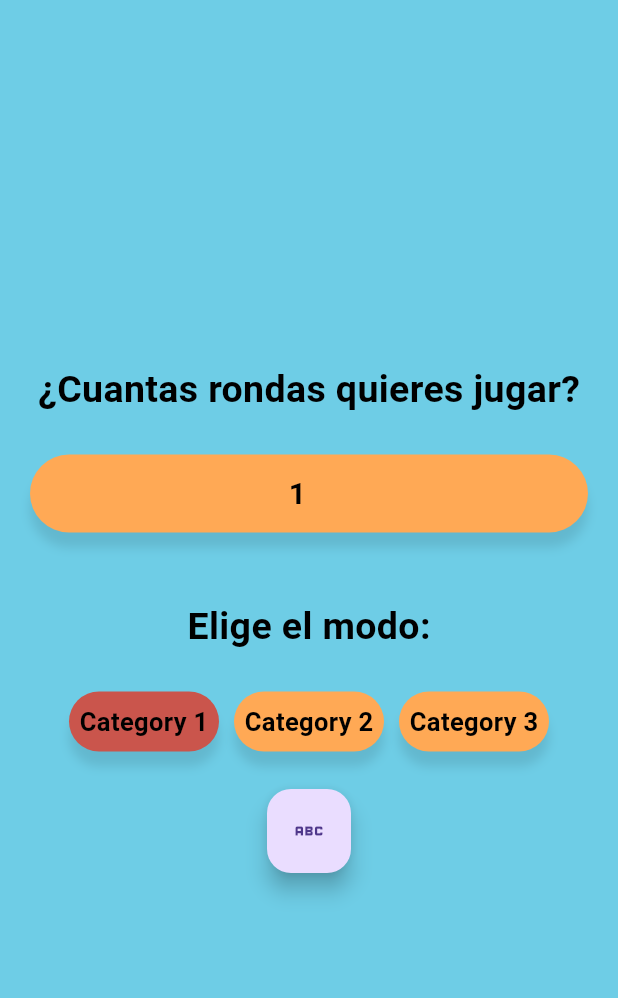
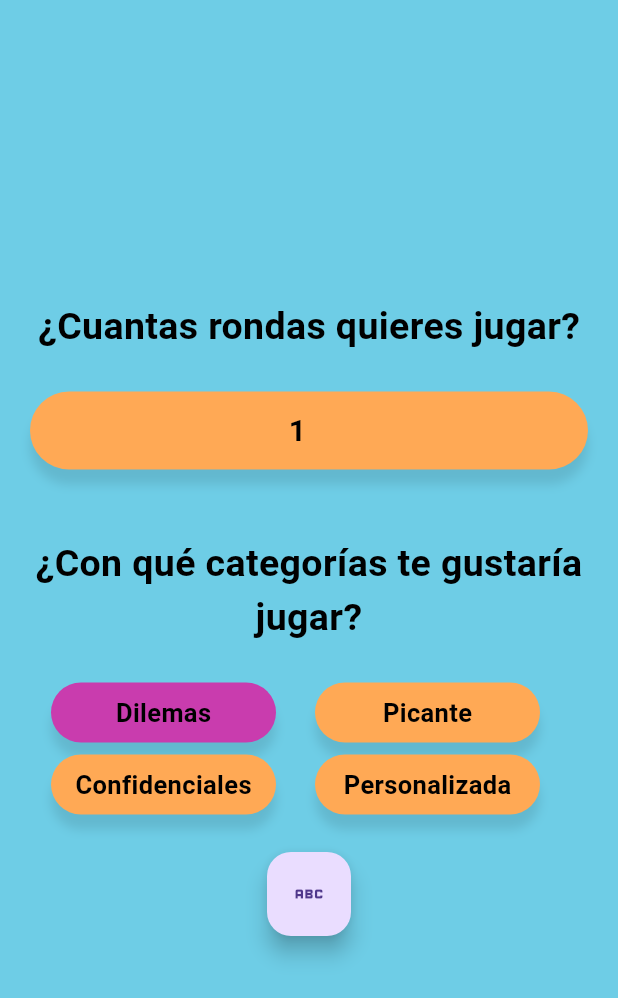
Before and after one commit to JulianOjea/triptolemus, a Flutter app: the screen it shows after launch, after a tap on the "add shopping cart" icon, on a phone screen of 412 x 824 dp. Shown: the top 998 px of the screen. Run offline on Flutter 3.47's test engine with Material 3 defaults, Android fonts, the phone set to English and light mode, and no system bars.

Commit message:
Add categories and questions service

```diff
--- a/lib/constants/colors.dart
+++ b/lib/constants/colors.dart
@@ -4,5 +4,5 @@ class AppColor {
   static const Color green = Color.fromRGBO(134, 222, 183, 1.000);
   static const Color orange = Color.fromRGBO(255, 169, 85, 1.000);
   static const Color blue = Color.fromRGBO(110, 205, 230, 1.000);
-  static const Color red = Color.fromARGB(255, 202, 85, 76);
+  static const Color red = Color.fromRGBO(201, 60, 174, 76);
 }
--- a/lib/data/questions.dart
+++ b/lib/data/questions.dart
@@ -1,17 +1,36 @@
-import 'dart:math';
+import 'package:triptolemus/models/category.dart';
+import 'package:triptolemus/models/question.dart';
 
 class Questions {
-  static String getQuestion(String name) {
-    final random = Random();
-    String question =
-        Questions.questionList[random.nextInt(Questions.questionList.length)];
-    return question.replaceAll("%name%", name);
-  }
-
-  static List<String> questionList = [
-    "Question 1 %name%",
-    "Question 2 Question 2 Question 2 Question 2 Question 2 Question 2 %name%",
-    "Question 3 Question 3 Question 3 %name%",
-    "Question 4 Question 4 Question 4 Question 4 Question 4 Question 4 Question 4 Question 4 %name%"
+  static List<Question> questionList = [
+    Question("Cuando fue tu primer beso?", QuestionCategory.picante),
+    Question("Cual es tu hábito más xX_GROSERO_Xx :P",
+        QuestionCategory.confidenciales),
+    Question("Has espiado a tu crush?", QuestionCategory.picante),
+    Question("Cual es el momento más vergonzoso de tu vida?",
+        QuestionCategory.confidenciales),
+    Question(
+        "¿Hay algo que nunca le hayas dicho a %name% y que deberías haberle dicho?",
+        QuestionCategory.confidenciales),
+    Question("¿Alguna vez has tenido un sueño extraño sobre %name%?",
+        QuestionCategory.confidenciales),
+    Question(
+        "¿Cuál es la primera impresión que tuviste de %name% cuando lo conociste?",
+        QuestionCategory.confidenciales),
+    Question("¿Qué es lo que más odias de %name% y por qué?",
+        QuestionCategory.confidenciales),
+    Question("¿Dónde te haces las gallardas?", QuestionCategory.picante),
+    Question("¿Le harías una gallarda a %name%?", QuestionCategory.picante),
+    Question("La apuesta de Pascal", QuestionCategory.dilemas),
+    Question("La mala fe de Sartre", QuestionCategory.dilemas),
+    Question(
+        "Si hay una cabra que te tienes que asignar y te miran es mejor que no temiren?",
+        QuestionCategory.dilemas),
+    Question(
+        "¿Elijes pelearte mucho contra lagartos o mucho contra otro tipo de lagarto?",
+        QuestionCategory.dilemas),
+    Question(
+        "¿Elijes entre, atento, elijes entre, darte placer o entre tomarte un COLACADO; DILEMA ESCUCHEN a %name% que tiene que decir tambien",
+        QuestionCategory.dilemas),
   ];
 }
--- a/lib/main.dart
+++ b/lib/main.dart
@@ -2,6 +2,7 @@ import 'package:flutter/material.dart';
 import 'package:provider/provider.dart';
 import 'package:triptolemus/routes/routes.dart';
 import 'package:triptolemus/services/player_service.dart';
+import 'package:triptolemus/services/questions_service.dart';
 
 void main() {
   runApp(const MainApp());
@@ -13,7 +14,10 @@ class MainApp extends StatelessWidget {
   @override
   Widget build(BuildContext context) {
     return MultiProvider(
-      providers: [ChangeNotifierProvider(create: (_) => PlayerList())],
+      providers: [
+        ChangeNotifierProvider(create: (_) => PlayerList()),
+        ChangeNotifierProvider(create: (_) => QuestionService())
+      ],
       child: MaterialApp(
         debugShowCheckedModeBanner: false,
         title: 'Chat App',
--- /dev/null
+++ b/lib/models/category.dart
@@ -0,0 +1,12 @@
+class QuestionCategory {
+  final String value;
+
+  const QuestionCategory(this.value);
+
+  static const QuestionCategory dilemas = QuestionCategory("Dilemas");
+  static const QuestionCategory picante = QuestionCategory("Picante");
+  static const QuestionCategory confidenciales =
+      QuestionCategory("Confidenciales");
+  static const QuestionCategory personalizada =
+      QuestionCategory("Personalizada");
+}
--- /dev/null
+++ b/lib/models/question.dart
@@ -0,0 +1,9 @@
+import 'package:triptolemus/models/category.dart';
+
+class Question {
+  final String text;
+  final QuestionCategory category;
+
+  set text(String text) => this.text = text;
+  Question(this.text, this.category);
+}
--- /dev/null
+++ b/lib/services/questions_service.dart
@@ -0,0 +1,25 @@
+import 'dart:math';
+
+import 'package:flutter/material.dart';
+import 'package:triptolemus/data/questions.dart';
+import 'package:triptolemus/models/category.dart';
+import 'package:triptolemus/models/question.dart';
+
+class QuestionService with ChangeNotifier {
+  final List<QuestionCategory> _activeCategory = [];
+
+  Question getQuestion(String name) {
+    print("hola :'D");
+    _activeCategory.map((e) => print(e.value));
+    final random = Random();
+    Question question =
+        Questions.questionList[random.nextInt(Questions.questionList.length)];
+    question.text.replaceAll("%name%", name);
+    return Question(
+        question.text.replaceAll("%name%", name), question.category);
+  }
+
+  void addActiveCategory(QuestionCategory category) {
+    _activeCategory.add(category);
+  }
+}
--- a/lib/views/configuration_view.dart
+++ b/lib/views/configuration_view.dart
@@ -1,7 +1,10 @@
 // ignore_for_file: public_member_api_docs, sort_constructors_first
 import 'package:flutter/material.dart';
+import 'package:provider/provider.dart';
 
 import 'package:triptolemus/constants/colors.dart';
+import 'package:triptolemus/models/category.dart';
+import 'package:triptolemus/services/questions_service.dart';
 
 class ConfigurationView extends StatefulWidget {
   const ConfigurationView({super.key});
@@ -11,18 +14,44 @@ class ConfigurationView extends StatefulWidget {
 }
 
 class _ConfigurationViewState extends State<ConfigurationView> {
-  int selectedCategory = 0;
+  // int selectedCategory = 0;
 
-  void selectCategory(int index) {
-    setState(() {
-      selectedCategory = index;
-    });
-  }
+  // void selectCategory(int index) {
+  //   setState(() {
+  //     selectedCategory = index;
+  //   });
+  // }
 
   @override
   Widget build(BuildContext context) {
     TextEditingController textController = TextEditingController();
+    const CategorySelector dilemaSelector = CategorySelector(
+      category: QuestionCategory.dilemas,
+      selected: true,
+      // onTap: () => selectCategory(0),
+    );
+    const CategorySelector picanteSelector = CategorySelector(
+      category: QuestionCategory.picante,
+      selected: false,
+      // onTap: () => selectCategory(0),
+    );
+    const CategorySelector confidencialesSelector = CategorySelector(
+      category: QuestionCategory.confidenciales,
+      selected: false,
+      // onTap: () => selectCategory(0),
+    );
+    const CategorySelector personalizadaSelector = CategorySelector(
+      category: QuestionCategory.personalizada,
+      selected: false,
+      // onTap: () => selectCategory(0),
+    );
 
+    List<CategorySelector> categorySelectorList = [
+      dilemaSelector,
+      picanteSelector,
+      confidencialesSelector,
+      personalizadaSelector
+    ];
     return Scaffold(
       backgroundColor: AppColor.blue,
       body: Center(
@@ -69,43 +98,46 @@ class _ConfigurationViewState extends State<ConfigurationView> {
               ),
             ),
             const SizedBox(height: 25),
-            const Text(
-              "Elige el modo:",
-              style: TextStyle(
-                  color: Colors.black,
-                  fontSize: 25,
-                  fontWeight: FontWeight.bold),
+            const Center(
+              child: Text(
+                "¿Con qué categorías te gustaría jugar?",
+                textAlign: TextAlign.center,
+                style: TextStyle(
+                    color: Colors.black,
+                    fontSize: 25,
+                    fontWeight: FontWeight.bold),
+              ),
             ),
             const SizedBox(height: 25),
             Center(
-              child: Row(
-                mainAxisAlignment: MainAxisAlignment.center,
+              child: Wrap(
+                spacing: 8.0,
+                runSpacing: 8.0,
                 children: [
-                  CategorySelector(
-                    category: "Category 1",
-                    selected: selectedCategory == 0,
-                    onTap: () => selectCategory(0),
-                  ),
+                  categorySelectorList[0],
                   const SizedBox(width: 10),
-                  CategorySelector(
-                    category: "Category 2",
-                    selected: selectedCategory == 1,
-                    onTap: () => selectCategory(1),
-                  ),
+                  categorySelectorList[1],
                   const SizedBox(width: 10),
-                  CategorySelector(
-                      category: "Category 3",
-                      selected: selectedCategory == 2,
-                      onTap: () => selectCategory(2)),
+                  categorySelectorList[2],
+                  // onTap: () => selectCategory(2)),
+                  const SizedBox(width: 10),
+                  categorySelectorList[3]
                 ],
               ),
             ),
             const SizedBox(height: 25),
             FloatingActionButton(
               onPressed: () {
+                final questionService =
+                    Provider.of<QuestionService>(context, listen: false);
+                List<QuestionCategory> categoryList = categorySelectorList
+                    .where((element) => element.selected)
+                    .map((e) => e.category)
+                    .toList();
+                categoryList.map((e) => questionService.addActiveCategory(e));
                 Navigator.pushNamed(context, "game");
               },
-              child: Icon(Icons.abc),
+              child: const Icon(Icons.abc),
             )
           ],
         ),
@@ -114,27 +146,44 @@ class _ConfigurationViewState extends State<ConfigurationView> {
   }
 }
 
-class CategorySelector extends StatelessWidget {
-  final String category;
+class CategorySelector extends StatefulWidget {
+  final QuestionCategory category;
   final bool selected;
-  final VoidCallback onTap;
+  // final VoidCallback onTap;
 
   const CategorySelector({
     Key? key,
     required this.category,
     required this.selected,
-    required this.onTap,
+    // required this.onTap,
   }) : super(key: key);
+
+  @override
+  State<CategorySelector> createState() => _CategorySelectorState();
+}
+
+class _CategorySelectorState extends State<CategorySelector> {
+  bool stateSelected = false;
+
+  @override
+  void initState() {
+    stateSelected = widget.selected;
+    super.initState();
+  }
 
   @override
   Widget build(BuildContext context) {
     return GestureDetector(
-      onTap: onTap,
+      onTap: () {
+        setState(() {
+          stateSelected ? stateSelected = false : stateSelected = true;
+        });
+      },
       child: Container(
         height: 40,
-        width: 100,
+        width: 150,
         decoration: BoxDecoration(
-          color: selected ? AppColor.red : AppColor.orange,
+          color: stateSelected ? AppColor.red : AppColor.orange,
           borderRadius: BorderRadius.circular(30),
           boxShadow: <BoxShadow>[
             BoxShadow(
@@ -145,8 +194,8 @@ class CategorySelector extends StatelessWidget {
         ),
         child: Center(
             child: Text(
-          category,
-          style: TextStyle(
+          widget.category.value,
+          style: const TextStyle(
               color: Colors.black, fontWeight: FontWeight.bold, fontSize: 17),
         )),
       ),
--- a/lib/views/game_view.dart
+++ b/lib/views/game_view.dart
@@ -17,7 +17,8 @@ class _GameViewState extends State<GameView> {
     final playerService = Provider.of<PlayerList>(context);
     RequestContainer rc = RequestContainer();
 
-    return Scaffold(
+    return MaterialApp(
+      home: Scaffold(
         backgroundColor: AppColor.blue,
         body: Center(
           child: SingleChildScrollView(
@@ -42,6 +43,7 @@ class _GameViewState extends State<GameView> {
             )),
           ),
         ),
+      ),
     );
   }
 }
--- a/lib/views/players_view.dart
+++ b/lib/views/players_view.dart
@@ -59,10 +59,14 @@ class _PlayersViewState extends State<PlayersView> {
                   heroTag: "btn2",
                   child: const Icon(Icons.add_shopping_cart_sharp),
                   onPressed: () {
-                    List<String> playerNames = playerInputList
-                        .map((playerInput) => playerInput.textController.text)
+                    List<PlayerInput> playerNamesFiltered = playerInputList
+                        .where((playerInput) =>
+                            playerInput.textController.text.isNotEmpty)
                         .toList();
-                    playerNames.removeLast();
+
+                    List<String> playerNames = playerNamesFiltered
+                        .map((e) => e.textController.text)
+                        .toList();
                     playerList.resetPlayerList();
                     playerList.fillPlayerList(playerNames);
                     Navigator.pushNamed(context, "configuration");
--- a/lib/widgets/RequestContainer.dart
+++ b/lib/widgets/RequestContainer.dart
@@ -1,7 +1,8 @@
 import 'package:flutter/material.dart';
 import 'package:provider/provider.dart';
-import 'package:triptolemus/data/questions.dart';
+import 'package:triptolemus/constants/colors.dart';
 import 'package:triptolemus/services/player_service.dart';
+import 'package:triptolemus/services/questions_service.dart';
 
 class RequestContainer extends StatefulWidget {
   const RequestContainer({
@@ -23,7 +24,7 @@ class _RequestContainerState extends State<RequestContainer>
 
     _controller = AnimationController(
       vsync: this,
-      duration: Duration(milliseconds: 500),
+      duration: const Duration(milliseconds: 500),
     );
 
     _animation = Tween<double>(begin: 300.0, end: 0).animate(_controller);
@@ -43,6 +44,7 @@ class _RequestContainerState extends State<RequestContainer>
   @override
   Widget build(BuildContext context) {
     final playerService = Provider.of<PlayerList>(context);
+    final questionService = Provider.of<QuestionService>(context);
 
     return Column(
       children: [
@@ -51,15 +53,17 @@ class _RequestContainerState extends State<RequestContainer>
           builder: (context, child) {
             return Container(
               decoration: BoxDecoration(
-                  color: Colors.blue,
+                  color: AppColor.orange,
                   borderRadius: BorderRadius.circular(20.0)),
               width: _animation.value,
               height: _animation.value,
               child: Center(
                 child: Text(
                   textAlign: TextAlign.center,
-                  Questions.getQuestion(
-                      playerService.getRandomPlayerWithoutActual().name),
+                  questionService
+                      .getQuestion(
+                          playerService.getRandomPlayerWithoutActual().name)
+                      .text,
                   style: const TextStyle(
                       color: Colors.white,
                       fontSize: 30,
```
Lines whose indentation alone changed are shown as unchanged.
